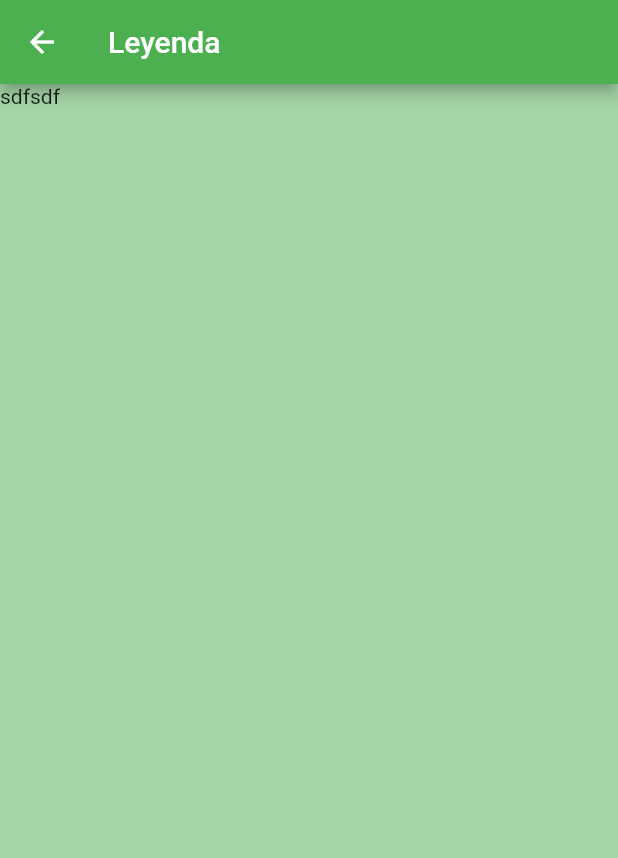
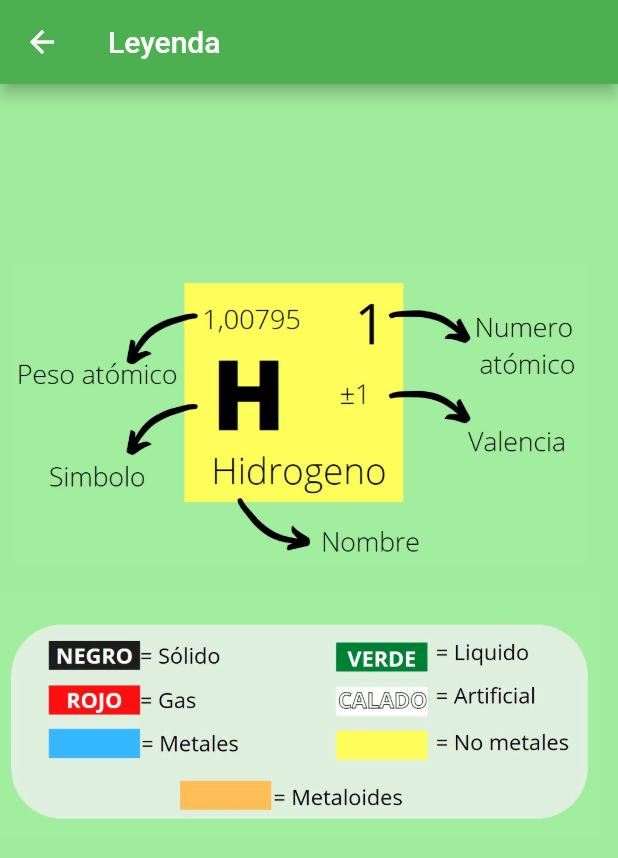
Before and after one commit to juancarlos170429/Configuracio_Electronica_App_abc, a Flutter app: the Leyenda screen opened directly, on a phone screen of 412 x 824 dp. Shown: the top 858 px of the screen. Run offline on Flutter 3.47's test engine with Material 2 defaults, Android fonts, the phone set to English and light mode, and no system bars.

Commit message:
vista leyenda

```diff
--- a/lib/leyenda.dart
+++ b/lib/leyenda.dart
@@ -1,15 +1,48 @@
 import 'package:flutter/material.dart';
+class LeyendaView extends StatelessWidget{
+  @override
+  Widget build(BuildContext context) {
+    // TODO: implement build
+   return Container(
+     margin: EdgeInsets.only(top: 120),
+     child: Column(
+       crossAxisAlignment: CrossAxisAlignment.center,
+       children: [
+         Container(
+           height: 200.0,
+           width: 400.0,
+           decoration: BoxDecoration(
+              image: DecorationImage(
+                image: AssetImage('assets/Im1.png')
+              )
+           ),
+         ),
+         Container(
+           height: 200.0,
+           width: 400.0,
+           decoration: BoxDecoration(
+               image: DecorationImage(
+                   image: AssetImage('assets/Im2.png')
+               )
+           ),
+         ),
+       ],
+     ),
+   );
+  }
+
+}
 class Leyenda extends StatelessWidget{
   @override
   Widget build(BuildContext context) {
     // TODO: implement build
     return Scaffold(
-      backgroundColor: Colors.green[200],
+      backgroundColor:Color.fromARGB(255, 159, 237, 157),
       appBar: AppBar(
         backgroundColor: Colors.green,
         title: Text("Leyenda"),
       ),
-      body:Text("sdfsdf"),
+      body:LeyendaView(),
 
     );
   }
--- a/lib/lista_elementos.dart
+++ b/lib/lista_elementos.dart
@@ -6,11 +6,13 @@ import 'package:flutter/material.dart';
 class ListaElementos extends StatelessWidget{
   @override
   Widget build(BuildContext context) {
+
     // TODO: implement build
     return GridView.count(
 
       crossAxisCount: 3,
       children:[
+
         InkWell(
           onTap: () {
             Navigator.push(
--- a/lib/main.dart
+++ b/lib/main.dart
@@ -10,7 +10,16 @@ void main() {
 }
 
 class MyApp extends StatelessWidget {
-
+  _searchBar(){
+    return Padding(
+      padding: const EdgeInsets.all(8.0),
+      child:  TextField(
+        decoration: InputDecoration(
+            hintText: "Buscar..."
+        ),
+      ),
+    );
+  }
   @override
   Widget build(BuildContext context) {
     return MaterialApp(
@@ -23,8 +32,10 @@ class MyApp extends StatelessWidget {
             title:Text("Lista de Elementos ",)
           ),
         drawer: DrawerAll(),
-        body:
-          ListaElementos(),
+        body:ListaElementos(),
+
+
+
       ),
     );
   }
--- a/pubspec.yaml
+++ b/pubspec.yaml
@@ -52,6 +52,8 @@ flutter:
   # To add assets to your application, add an assets section, like this:
   assets:
     - assets/
+    - assets/Im1.png
+    - assets/Im2.png
   #   - images/a_dot_ham.jpeg
 
   # An image asset can refer to one or more resolution-specific "variants", see
```
Also changed, not shown: assets/Im1.png (added), assets/Im2.png (added).
